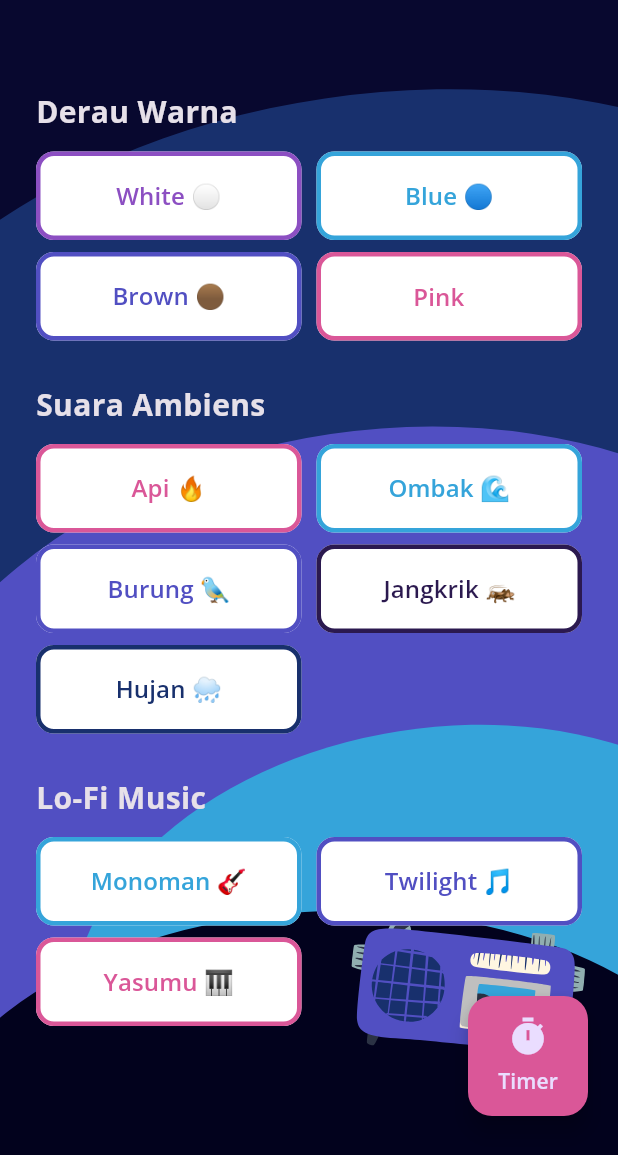
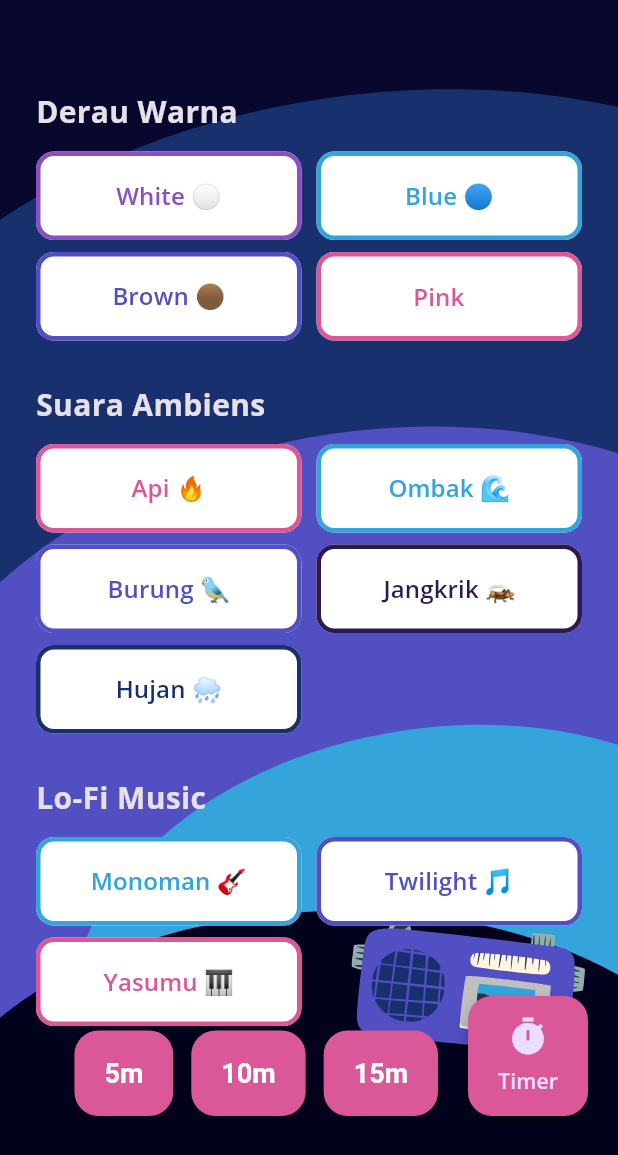
Before and after one commit to TURU-template/TURU-Flutter, a Flutter app: the RadioPage screen opened directly, after a tap on "Timer", on a phone screen of 412 x 824 dp. Shown: the top 1155 px of the screen. Run offline on Flutter 3.47's test engine with Material 3 defaults, Android fonts, the phone set to English and light mode, and no system bars; our stand-ins replace audioplayers, bootstrap_icons, fl_chart, flutter_local_notifications, flutter_svg, google_fonts and 5 more; missing offline and left inert: bcrypt, dotenv, mysql1; accounts and stored records are empty.

Commit message:
Sleep Timer
Sleep timer di radio

```diff
--- a/turu_mobile/lib/pages/radio.dart
+++ b/turu_mobile/lib/pages/radio.dart
@@ -2,6 +2,7 @@ import 'package:flutter/material.dart';
 import 'package:flutter_svg/flutter_svg.dart';
 import 'package:audioplayers/audioplayers.dart';
 import '../../main.dart';
+import 'dart:async';
 
 class RadioPage extends StatefulWidget {
   const RadioPage({super.key});
@@ -14,6 +15,12 @@ class _RadioPageState extends State<RadioPage> {
   final AudioPlayer _audioPlayer = AudioPlayer();
   String? _currentPlaying;
   bool _isPlaying = false;
+
+  Timer? _timer;
+  int? _remainingSeconds;
+  int? _selectedDuration;
+
+  bool _showTimerOptions = false;
 
   final Map<String, String> soundSources = {
     // Derau Warna
@@ -128,9 +135,45 @@ class _RadioPageState extends State<RadioPage> {
     );
   }
 
+  void _startTimer(int seconds) {
+    _timer?.cancel();
+    setState(() {
+      _remainingSeconds = seconds;
+      _selectedDuration = seconds;
+    });
+    _timer = Timer.periodic(const Duration(seconds: 1), (timer) {
+      if (_remainingSeconds == null) return;
+      if (_remainingSeconds! > 0) {
+        setState(() {
+          _remainingSeconds = _remainingSeconds! - 1;
+        });
+      } else {
+        _stopAudioAndTimer();
+      }
+    });
+  }
+
+  void _stopAudioAndTimer() async {
+    await _audioPlayer.stop();
+    _timer?.cancel();
+    setState(() {
+      _isPlaying = false;
+      _currentPlaying = null;
+      _remainingSeconds = null;
+      _selectedDuration = null;
+    });
+  }
+
+  String _formatDuration(int seconds) {
+    final m = (seconds ~/ 60).toString().padLeft(2, '0');
+    final s = (seconds % 60).toString().padLeft(2, '0');
+    return '$m:$s';
+  }
+
   @override
   void dispose() {
     _audioPlayer.dispose();
+    _timer?.cancel();
     super.dispose();
   }
 
@@ -196,6 +239,25 @@ class _RadioPageState extends State<RadioPage> {
             ),
           ),
 
+          // Timer Options (floating left of timer button)
+          if (_showTimerOptions && _remainingSeconds == null)
+            Positioned(
+              bottom: 80,
+              right: 120, // Geser ke kiri dari tombol timer
+              child: Material(
+                color: Colors.transparent,
+                child: Row(
+                  children: [
+                    _buildTimerOption(5),
+                    const SizedBox(width: 12),
+                    _buildTimerOption(10),
+                    const SizedBox(width: 12),
+                    _buildTimerOption(15),
+                  ],
+                ),
+              ),
+            ),
+
           // Floating Timer Button (Vertical Layout, larger)
           Positioned(
             bottom: 80,
@@ -207,17 +269,28 @@ class _RadioPageState extends State<RadioPage> {
                 heroTag: null, // Add unique heroTag
                 backgroundColor: TuruColors.pink,
                 onPressed: () {
-                  // TODO: implement timer functionality
+                  if (_remainingSeconds != null) {
+                    _stopAudioAndTimer();
+                    setState(() {
+                      _showTimerOptions = false;
+                    });
+                  } else {
+                    setState(() {
+                      _showTimerOptions = !_showTimerOptions;
+                    });
+                  }
                 },
                 child: Column(
                   mainAxisSize: MainAxisSize.min,
                   mainAxisAlignment: MainAxisAlignment.center,
-                  children: const [
-                    Icon(Icons.timer, size: 28),
-                    SizedBox(height: 6),
+                  children: [
+                    const Icon(Icons.timer, size: 28),
+                    const SizedBox(height: 6),
                     Text(
-                      "Timer",
-                      style: TextStyle(
+                      _remainingSeconds != null
+                          ? _formatDuration(_remainingSeconds!)
+                          : "Timer",
+                      style: const TextStyle(
                         fontSize: 14,
                         fontWeight: FontWeight.w600,
                       ),
@@ -231,4 +304,27 @@ class _RadioPageState extends State<RadioPage> {
       ),
     );
   }
+
+  Widget _buildTimerOption(int minutes) {
+    final bool isSelected = _selectedDuration == minutes * 60;
+    return ElevatedButton(
+      onPressed: () {
+        _startTimer(minutes * 60);
+        setState(() {
+          _showTimerOptions = false;
+        });
+      },
+      style: ElevatedButton.styleFrom(
+        backgroundColor: TuruColors.pink,
+        foregroundColor: Colors.white,
+        shape: RoundedRectangleBorder(
+          borderRadius: BorderRadius.circular(16),
+        ),
+        padding: const EdgeInsets.symmetric(horizontal: 20, vertical: 18),
+        elevation: isSelected ? 4 : 0,
+        textStyle: const TextStyle(fontSize: 18, fontWeight: FontWeight.bold),
+      ),
+      child: Text('${minutes}m'),
+    );
+  }
 }
```
